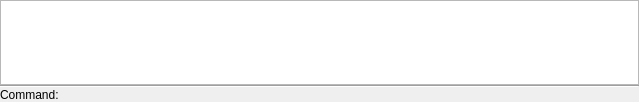
LibreCAD/LibreCAD, file librecad/src/ui/forms/qg_commandwidget.ui: the form before one commit.
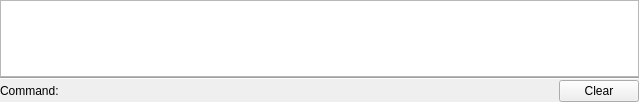
The form after the commit. Custom widgets are drawn as their Qt base class.

Commit message: Added a clear button in the console UI

```diff
--- a/librecad/src/ui/forms/qg_commandwidget.ui
+++ b/librecad/src/ui/forms/qg_commandwidget.ui
@@ -53,8 +53,8 @@
       <string notr="true">&lt;!DOCTYPE HTML PUBLIC &quot;-//W3C//DTD HTML 4.0//EN&quot; &quot;http://www.w3.org/TR/REC-html40/strict.dtd&quot;&gt;
 &lt;html&gt;&lt;head&gt;&lt;meta name=&quot;qrichtext&quot; content=&quot;1&quot; /&gt;&lt;style type=&quot;text/css&quot;&gt;
 p, li { white-space: pre-wrap; }
-&lt;/style&gt;&lt;/head&gt;&lt;body style=&quot; font-family:'Sans'; font-size:10pt; font-weight:400; font-style:normal;&quot;&gt;
-&lt;p style=&quot;-qt-paragraph-type:empty; margin-top:0px; margin-bottom:0px; margin-left:0px; margin-right:0px; -qt-block-indent:0; text-indent:0px;&quot;&gt;&lt;/p&gt;&lt;/body&gt;&lt;/html&gt;</string>
+&lt;/style&gt;&lt;/head&gt;&lt;body style=&quot; font-family:'KlavikaRegular'; font-size:12pt; font-weight:400; font-style:normal;&quot;&gt;
+&lt;p style=&quot;-qt-paragraph-type:empty; margin-top:0px; margin-bottom:0px; margin-left:0px; margin-right:0px; -qt-block-indent:0; text-indent:0px; font-family:'Sans'; font-size:10pt;&quot;&gt;&lt;/p&gt;&lt;/body&gt;&lt;/html&gt;</string>
      </property>
      <property name="acceptRichText">
       <bool>false</bool>
@@ -102,6 +102,13 @@
        </property>
       </widget>
      </item>
+     <item>
+      <widget class="QPushButton" name="clearButton">
+       <property name="text">
+        <string>Clear</string>
+       </property>
+      </widget>
+     </item>
     </layout>
    </item>
   </layout>
```
Left out of the diff: 16 changed lines with no effect on the pictures.
